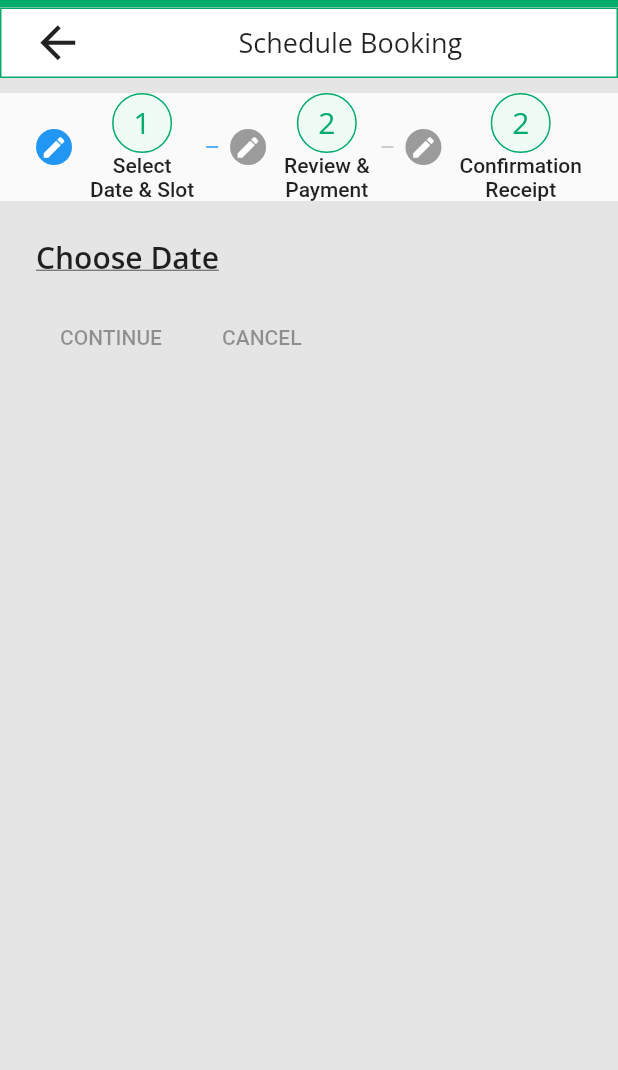
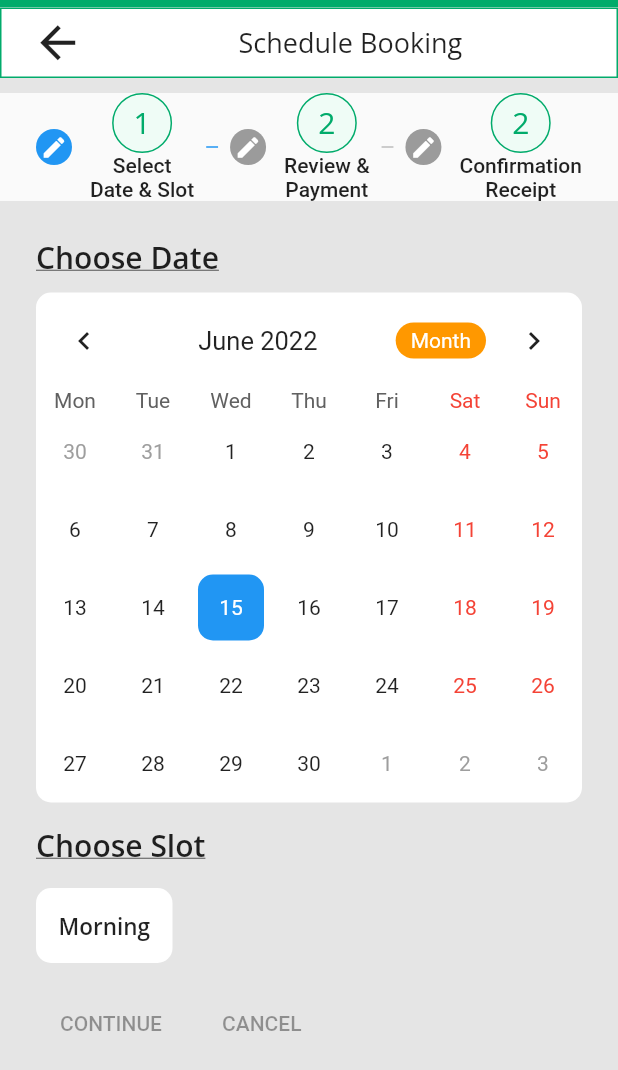
Before and after one commit to RahulMistriCodesmith/ezisolutions, a Flutter app: the BookingAppoinment screen opened directly, on a phone screen of 412 x 824 dp. Shown: the top 1070 px of the screen. Run offline on Flutter 3.47's test engine with Material 2 defaults, Android fonts, the phone set to English and light mode, and no system bars; drawn by our look-alikes of table_calendar; our stand-ins replace country_picker, image_picker, pin_code_fields, shared_preferences, slider_button; accounts and stored records are empty.

Commit message:
Committed Done! 15/06/2022 06:14 PM

```diff
--- a/lib/UI/Booking/bookingappoinment.dart
+++ b/lib/UI/Booking/bookingappoinment.dart
@@ -1,6 +1,12 @@
+// ignore_for_file: prefer_const_literals_to_create_immutables
+
+import 'dart:convert';
+
 import 'package:ezisolutions/Commponets/Colors/Colors.dart';
 import 'package:ezisolutions/Commponets/Fonts/Fonts.dart';
 import 'package:flutter/material.dart';
+import 'package:shared_preferences/shared_preferences.dart';
+import 'package:table_calendar/table_calendar.dart';
 class BookingAppoinment extends StatefulWidget {
   const BookingAppoinment({Key key}) : super(key: key);
 
@@ -10,7 +16,44 @@ class BookingAppoinment extends StatefulWidget {
 
 class _BookingAppoinmentState extends State<BookingAppoinment> {
 
-  int _activeCurrentStep = 0;
+  final int _activeCurrentStep = 0;
+
+  CalendarController _controller;
+  Map<DateTime, List<dynamic>> _events;
+  List<dynamic> _selectedEvents;
+  SharedPreferences prefs;
+
+  @override
+  void initState() {
+    super.initState();
+    _controller = CalendarController();
+    _events = {};
+    _selectedEvents = [];
+    prefsData();
+  }
+
+  prefsData() async {
+    prefs = await SharedPreferences.getInstance();
+    setState(() {
+      _events = Map<DateTime, List<dynamic>>.from(
+          decodeMap(json.decode(prefs.getString("events") ?? "{}")));
+    });
+  }
+
+  Map<String, dynamic> encodeMap(Map<DateTime, dynamic> map) {
+    Map<String, dynamic> newMap = {};
+    map.forEach((key, value) {
+      newMap[key.toString()] = map[key];
+    });
+    return newMap;
+  }
+  Map<DateTime, dynamic> decodeMap(Map<String, dynamic> map) {
+    Map<DateTime, dynamic> newMap = {};
+    map.forEach((key, value) {
+      newMap[DateTime.parse(key)] = map[key];
+    });
+    return newMap;
+  }
 
   List<Step> stepList() => [
 
@@ -43,6 +86,106 @@ class _BookingAppoinmentState extends State<BookingAppoinment> {
           Text('Choose Date',style: Textstyle2Light18.appbartextstyle.copyWith(
             fontSize: 20,fontWeight: FontWeight.w600,decoration: TextDecoration.underline
           ),),
+
+          SizedBox(height: 10),
+
+          Container(
+
+            decoration: BoxDecoration(
+              borderRadius: BorderRadius.circular(10),
+              color: Colors.white,
+            ),
+            child: TableCalendar(
+              events: _events,
+              initialCalendarFormat: CalendarFormat.month,
+              calendarStyle: CalendarStyle(
+                  canEventMarkersOverflow: true,
+                  todayColor: Appcolors.green1,
+                  selectedColor: Appcolors.green1,
+                  todayStyle: TextStyle(
+                      fontWeight: FontWeight.bold,
+                      fontSize: 18.0,
+                      color: Colors.white)),
+              headerStyle: HeaderStyle(
+                centerHeaderTitle: true,
+                formatButtonDecoration: BoxDecoration(
+                  color: Colors.orange,
+                  borderRadius: BorderRadius.circular(20.0),
+                ),
+                formatButtonTextStyle: TextStyle(color: Colors.white),
+                formatButtonShowsNext: false,
+              ),
+              startingDayOfWeek: StartingDayOfWeek.monday,
+              onDaySelected: (date, events,holidays) {
+                setState(() {
+                  _selectedEvents = events;
+                });
+              },
+              builders: CalendarBuilders(
+                selectedDayBuilder: (context, date, events) => Container(
+                    margin: const EdgeInsets.all(4.0),
+                    alignment: Alignment.center,
+                    decoration: BoxDecoration(
+                        color: Theme.of(context).primaryColor,
+                        borderRadius: BorderRadius.circular(10.0)),
+                    child: Text(
+                      date.day.toString(),
+                      style: TextStyle(color: Colors.white),
+                    )),
+                todayDayBuilder: (context, date, events) => Container(
+                    margin: const EdgeInsets.all(4.0),
+                    alignment: Alignment.center,
+                    decoration: BoxDecoration(
+                        color: Colors.orange,
+                        borderRadius: BorderRadius.circular(10.0)),
+                    child: Text(
+                      date.day.toString(),
+                      style: TextStyle(color: Colors.white),
+                    )),
+              ),
+              calendarController: _controller,
+            ),
+          ),
+          ..._selectedEvents.map((event) => Padding(
+            padding: const EdgeInsets.all(8.0),
+            child: Container(
+              height: MediaQuery.of(context).size.height/20,
+              width: MediaQuery.of(context).size.width/2,
+              decoration: BoxDecoration(
+                  borderRadius: BorderRadius.circular(30),
+                  color: Colors.white,
+                  border: Border.all(color: Colors.grey)
+              ),
+              child: Center(
+                  child: Text(event,
+                    style: TextStyle(color: Colors.blue,
+                        fontWeight: FontWeight.bold,fontSize: 16),)
+              ),
+            ),
+          )),
+
+          SizedBox(height: 15),
+
+          Text('Choose Slot',style: Textstyle2Light18.appbartextstyle.copyWith(
+              fontSize: 20,fontWeight: FontWeight.w600,decoration: TextDecoration.underline
+          ),),
+
+          SizedBox(height: 15),
+
+          Container(
+            padding: EdgeInsets.only(left: 15,right: 15,top: 15,bottom: 15),
+            decoration: BoxDecoration(
+              color: Colors.white,
+              borderRadius: BorderRadius.circular(10),
+            ),
+            child: Column(
+              children: [
+                Text('Morning',style: Textstyle2Light18.appbartextstyle.copyWith(
+                    fontSize: 15,fontWeight: FontWeight.w600,
+                ),),
+              ],
+            ),
+          ),
 
         ],
       ),
--- a/pubspec.yaml
+++ b/pubspec.yaml
@@ -40,6 +40,8 @@ dependencies:
   file_picker: ^3.0.4
   pin_code_fields: ^7.4.0
   flutter_rating_bar: ^4.0.1
+  table_calendar: ^2.2.1
+  shared_preferences: ^0.5.4+5
 
 dev_dependencies:
   flutter_test:
```
Also changed, not shown: pubspec.lock.
